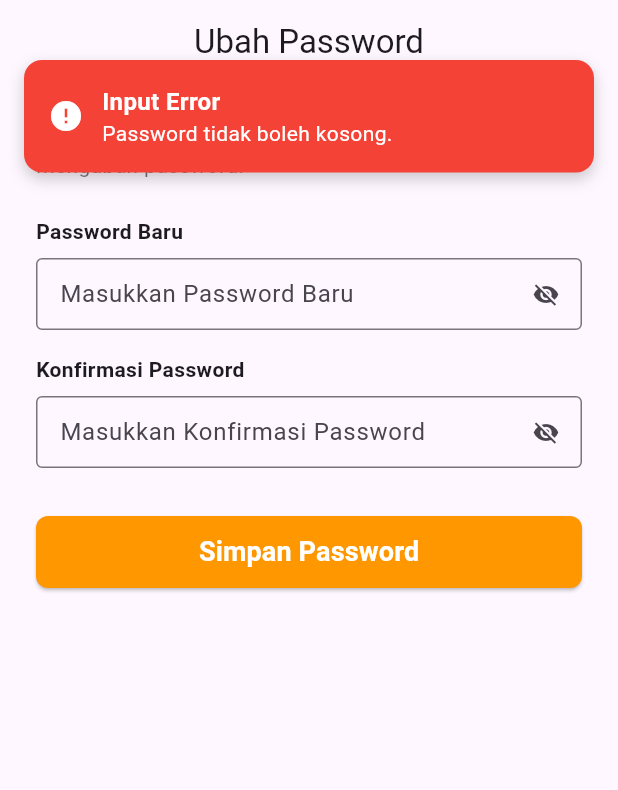
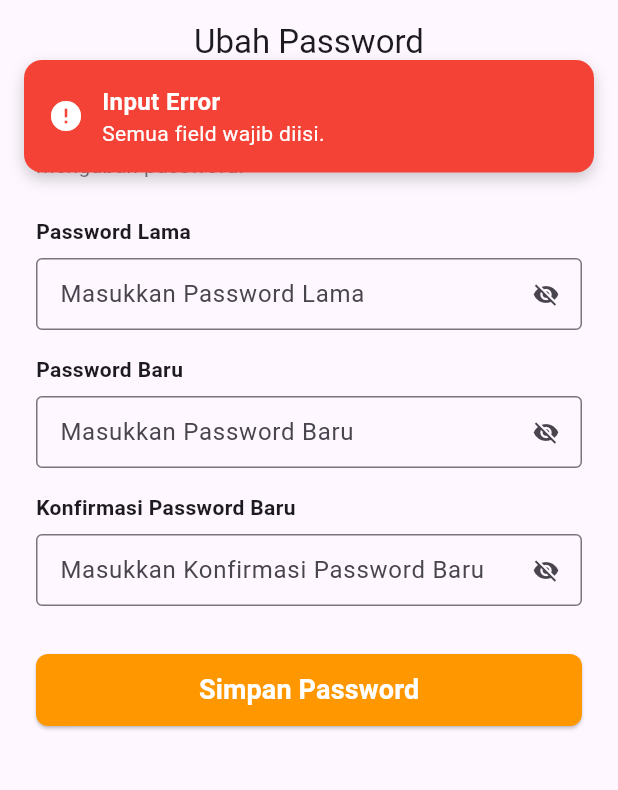
Before and after one commit to IlhamAbdul07/Flutter-BM-Binus, a Flutter app: the ChangePwPage screen opened by its route, after a tap on "Simpan Password", on a phone screen of 412 x 824 dp, the part 84-874 px from its top. Run offline on Flutter 3.47's test engine with Material 3 defaults, Android fonts, the phone set to English and light mode, and no system bars; our stand-ins replace equatable, fl_chart, flutter_bloc, get_storage, go_router, hydrated_bloc; missing offline and left inert: centrifuge, material_table_view, universal_html; accounts and stored records are empty.

```diff
--- a/lib/core/services/api_service.dart
+++ b/lib/core/services/api_service.dart
@@ -294,6 +294,8 @@ class ApiService {
       throw Exception('Parameter tidak lengkap untuk operasi $method');
     }
 
+    if (token == null && endpoint.contains("/notification?")) return null;
+
     final response = await apiRequest(
       method: method,
       endpoint: endpoint,
--- a/lib/presentation/bloc/notification/notification_bloc.dart
+++ b/lib/presentation/bloc/notification/notification_bloc.dart
@@ -38,7 +38,7 @@ class NotificationBloc extends Bloc<NotificationEvent, NotificationState> {
           "order": "created_at",
           "order_by": "desc",
         });
-        if (response["success"] == true && response["data"] != null) {
+        if (response != null && response["success"] == true && response["data"] != null) {
           final data = response["data"]["data"];
 
           if (data == null) {
--- a/lib/presentation/pages/change_pw_page.dart
+++ b/lib/presentation/pages/change_pw_page.dart
@@ -27,6 +27,7 @@ class ChangePwPage extends StatelessWidget {
   // 🖥️ DESKTOP LAYOUT
   // ======================================================
   Widget _buildDesktopLayout(BuildContext context, Size size) {
+    final oldPasswordController = TextEditingController();
     final newPasswordController = TextEditingController();
     final confirmPasswordController = TextEditingController();
 
@@ -48,6 +49,15 @@ class ChangePwPage extends StatelessWidget {
             ),
             const SizedBox(height: 24),
 
+            // 🔒 Password Lama
+            _passwordRow(
+              context,
+              label: "Password Lama",
+              controller: oldPasswordController,
+            ),
+
+            const SizedBox(height: 16),
+
             // 🔒 Password Baru
             _passwordRow(
               context,
@@ -60,7 +70,7 @@ class ChangePwPage extends StatelessWidget {
             // 🔒 Konfirmasi Password
             _passwordRow(
               context,
-              label: "Konfirmasi Password",
+              label: "Konfirmasi Password Baru",
               controller: confirmPasswordController,
             ),
 
@@ -81,6 +91,7 @@ class ChangePwPage extends StatelessWidget {
                   ),
                   onPressed: () {
                     checkPasswordMatch(
+                      oldPasswordController.text,
                       newPasswordController.text,
                       confirmPasswordController.text,
                       context,
@@ -107,6 +118,7 @@ class ChangePwPage extends StatelessWidget {
   // 📱 MOBILE LAYOUT
   // ======================================================
   Widget _buildMobileLayout(BuildContext context, Size size) {
+    final oldPasswordController = TextEditingController();
     final newPasswordController = TextEditingController();
     final confirmPasswordController = TextEditingController();
 
@@ -123,6 +135,14 @@ class ChangePwPage extends StatelessWidget {
 
           _passwordColumn(
             context,
+            label: "Password Lama",
+            controller: oldPasswordController,
+          ),
+
+          const SizedBox(height: 16),
+
+          _passwordColumn(
+            context,
             label: "Password Baru",
             controller: newPasswordController,
           ),
@@ -131,7 +151,7 @@ class ChangePwPage extends StatelessWidget {
 
           _passwordColumn(
             context,
-            label: "Konfirmasi Password",
+            label: "Konfirmasi Password Baru",
             controller: confirmPasswordController,
           ),
 
@@ -149,6 +169,7 @@ class ChangePwPage extends StatelessWidget {
               ),
               onPressed: () {
                 checkPasswordMatch(
+                  oldPasswordController.text,
                   newPasswordController.text,
                   confirmPasswordController.text,
                   context,
@@ -258,28 +279,48 @@ class ChangePwPage extends StatelessWidget {
 
 // 🧠 Dummy Validator (sementara)
 void checkPasswordMatch(
+  String oldPassword,
   String newPassword,
   String confirmPassword,
   BuildContext context,
 ) {
   // Check for null or empty passwords
-  if (newPassword.isEmpty || confirmPassword.isEmpty) {
+  if (oldPassword.isEmpty || newPassword.isEmpty || confirmPassword.isEmpty) {
     CustomSnackBar.show(
       context,
       icon: Icons.error,
       title: 'Input Error',
-      message: 'Password tidak boleh kosong.',
+      message: 'Semua field wajib diisi.',
       color: Colors.red,
     );
     return;
   }
 
-  if (newPassword != confirmPassword) {
+  if (oldPassword.length < 8 || newPassword.length < 8 || confirmPassword.length < 8) {
+    CustomSnackBar.show(
+      context,
+      icon: Icons.error,
+      title: 'Input Error',
+      message: 'Semua field wajib minimal 8 karakter.',
+      color: Colors.red,
+    );
+    return;
+  }
+
+  if (oldPassword == newPassword) {
     CustomSnackBar.show(
       context,
       icon: Icons.error,
       title: 'Password Mismatch',
-      message: 'Password dan konfirmasi tidak sesuai.',
+      message: 'Password baru tidak boleh sama dengan password lama.',
+      color: Colors.red,
+    );
+  } else if (newPassword != confirmPassword) {
+    CustomSnackBar.show(
+      context,
+      icon: Icons.error,
+      title: 'Password Mismatch',
+      message: 'Password baru dan konfirmasi password tidak sesuai.',
       color: Colors.red,
     );
   } else {
@@ -294,6 +335,7 @@ void checkPasswordMatch(
       cancelText: "Batal",
       cancelColor: Colors.black,
       onConfirm: () {
+        // bloc user for change password
         context.read<AuthBloc>().add(LogoutRequested());
       },
     );
```
